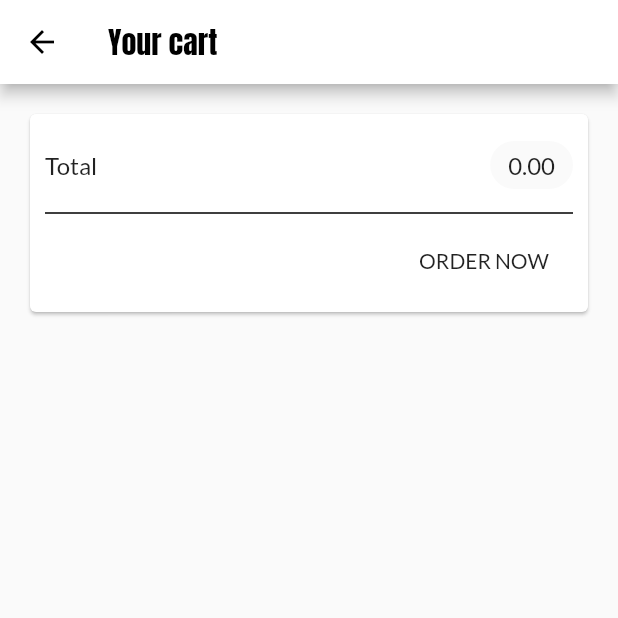
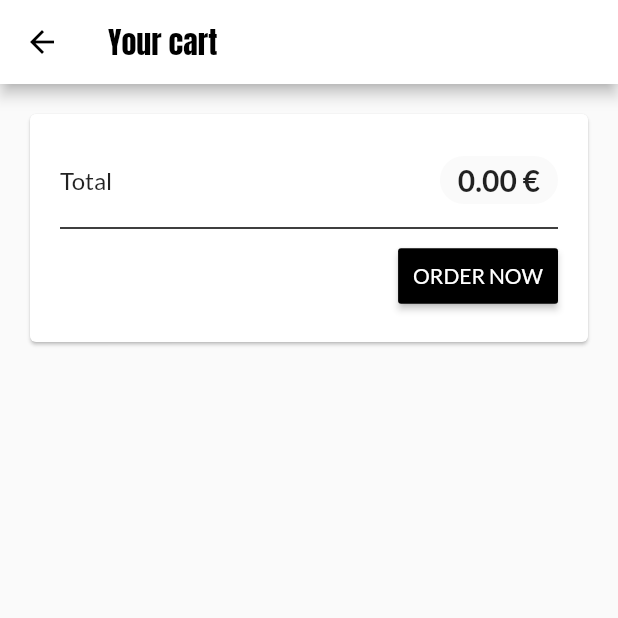
Before and after one commit to gkubiak92/mobileShop, a Flutter app: the CartScreen screen opened by its route, on a phone screen of 412 x 824 dp, the top half of it. Run offline on Flutter 3.47's test engine with Material 2 defaults, Android fonts, the phone set to English and light mode, and no system bars; our stand-ins replace badges.

Commit message:
Add cart dismissable items widgets and add product details screen details

```diff
--- a/lib/providers/models/cart.dart
+++ b/lib/providers/models/cart.dart
@@ -53,4 +53,9 @@ class Cart with ChangeNotifier {
     });
     return total;
   }
+
+  void removeItem(String productId) {
+    _items.remove(productId);
+    notifyListeners();
+  }
 }
--- a/lib/screens/cart_screen.dart
+++ b/lib/screens/cart_screen.dart
@@ -22,7 +22,7 @@ class CartScreen extends StatelessWidget {
           Card(
             margin: EdgeInsets.all(20),
             child: Padding(
-              padding: EdgeInsets.all(10),
+              padding: EdgeInsets.all(20),
               child: Column(
                 children: <Widget>[
                   Row(
@@ -37,8 +37,11 @@ class CartScreen extends StatelessWidget {
                       ),
                       Chip(
                         label: Text(
-                          cart.totalAmount.toStringAsFixed(2),
-                          style: Theme.of(context).textTheme.subtitle1,
+                          "${cart.totalAmount.toStringAsFixed(2)} €",
+                          style: Theme.of(context).textTheme.subtitle1.copyWith(
+                                fontSize: 20,
+                                fontWeight: FontWeight.bold,
+                              ),
                         ),
                         backgroundColor: Colors.transparent,
                       )
@@ -51,8 +54,15 @@ class CartScreen extends StatelessWidget {
                   Row(
                     mainAxisAlignment: MainAxisAlignment.end,
                     children: <Widget>[
-                      FlatButton(
-                        child: Text('ORDER NOW'),
+                      RaisedButton(
+                        child: Text(
+                          'ORDER NOW',
+                          style: TextStyle(
+                            color: Colors.white,
+                          ),
+                        ),
+                        color: Colors.black,
+                        padding: EdgeInsets.all(10),
                         onPressed: () {},
                       )
                     ],
@@ -69,6 +79,7 @@ class CartScreen extends StatelessWidget {
               itemBuilder: (context, i) {
                 return CartItemWidget(
                     id: cart.items.values.toList()[i].id,
+                    productId: cart.items.keys.toList()[i],
                     price: cart.items.values.toList()[i].price,
                     quantity: cart.items.values.toList()[i].quantity,
                     title: cart.items.values.toList()[i].title);
```
Also changed, not shown: lib/screens/product_detail_screen.dart (+84 -1 lines), lib/screens/products_overview_screen.dart (+1 -8 lines), lib/widgets/cart_item_widget.dart (+26 -3 lines), lib/widgets/size_button.dart (added, +18 -0 lines).
